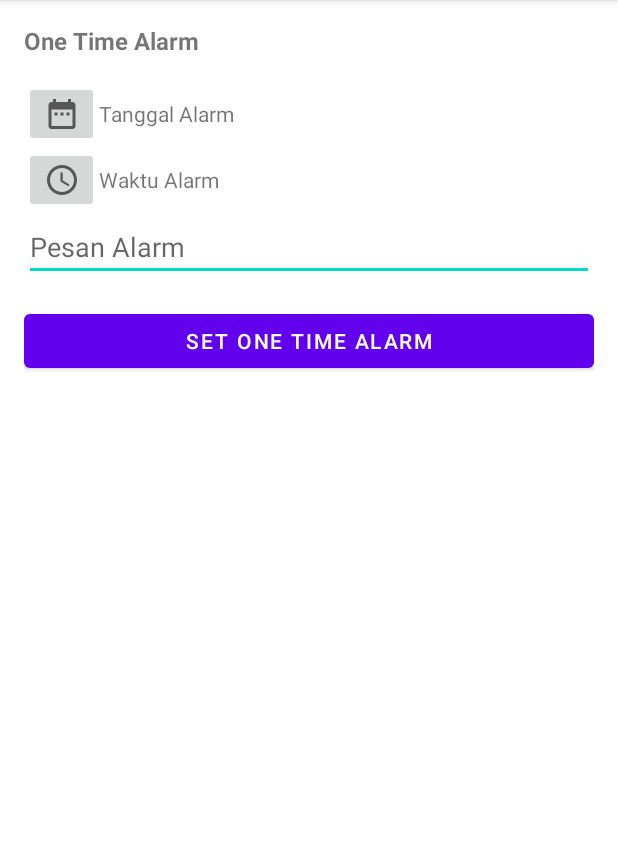
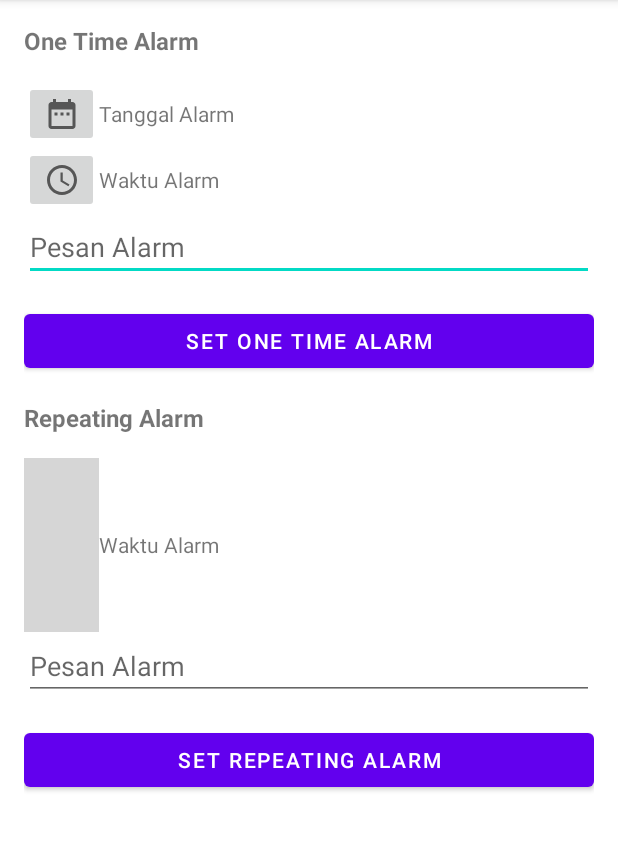
Before and after one commit to mnfaizp/android-fundamental-dicoding-course, an Android app: the AlarmManagerActivity screen opened directly, with no data from a screen before it, on a phone screen of 412 x 824 dp, the part 84-935 px from its top. Run offline under Robolectric (Android 15) with nearby library versions, the phone set to English and light mode, and no system bars; grey boxes are pictures that could not be loaded.

Commit message:
complete repeated alarm

```diff
--- a/app/src/main/res/layout/activity_alarm_manager.xml
+++ b/app/src/main/res/layout/activity_alarm_manager.xml
@@ -66,4 +66,47 @@
         android:layout_marginBottom="16dp"
         android:text="@string/set_one_time_alarm" />
 
+    <TextView
+        android:layout_width="match_parent"
+        android:layout_height="wrap_content"
+        android:layout_marginBottom="16dp"
+        android:text="@string/repeating_alarm"
+        android:textSize="16sp"
+        android:textStyle="bold" />
+    <LinearLayout
+        android:layout_width="match_parent"
+        android:layout_height="wrap_content"
+        android:gravity="center_vertical"
+        android:orientation="horizontal">
+        <ImageButton
+            android:id="@+id/btn_repeating_time"
+            android:layout_width="50dp"
+            android:layout_height="wrap_content"
+            android:src="@drawable/ic_access_time_black" />
+        <TextView
+            android:id="@+id/tv_repeating_time"
+            android:layout_width="wrap_content"
+            android:layout_height="wrap_content"
+            android:text="@string/alarm_time" />
+    </LinearLayout>
+    <EditText
+        android:id="@+id/edt_repeating_message"
+        android:layout_width="match_parent"
+        android:layout_height="wrap_content"
+        android:layout_marginBottom="16dp"
+        android:hint="@string/alarm_message"
+        android:inputType="text" />
+    <LinearLayout
+        android:layout_width="match_parent"
+        android:layout_height="wrap_content"
+        android:gravity="center"
+        android:orientation="horizontal">
+        <Button
+            android:id="@+id/btn_set_repeating_alarm"
+            android:layout_width="wrap_content"
+            android:layout_height="wrap_content"
+            android:layout_weight="0.5"
+            android:text="@string/set_repeating_alarm" />
+    </LinearLayout>
+
 </LinearLayout>
```
Also changed, not shown: app/src/main/java/com/example/fundamental/AlarmManagerActivity.kt (+17 -1 lines), app/src/main/java/com/example/fundamental/AlarmReceiver.kt (+23 -0 lines).
